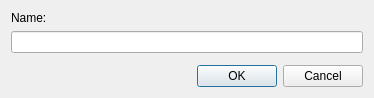
Before: the Qt Designer form ui/editors/paymentmethodeditor.ui in koromodako/picsou, drawn with Qt 5.
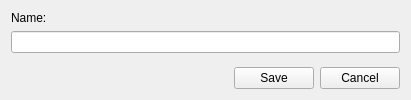
After: the same form once the commit is applied. Icons and pictures are not drawn.

Patch:
```diff
--- a/ui/editors/paymentmethodeditor.ui
+++ b/ui/editors/paymentmethodeditor.ui
@@ -6,10 +6,16 @@
    <rect>
     <x>0</x>
     <y>0</y>
-    <width>374</width>
-    <height>98</height>
+    <width>411</width>
+    <height>100</height>
    </rect>
   </property>
+  <property name="sizePolicy">
+   <sizepolicy hsizetype="Maximum" vsizetype="Maximum">
+    <horstretch>0</horstretch>
+    <verstretch>0</verstretch>
+   </sizepolicy>
+  </property>
   <property name="windowTitle">
    <string>Form</string>
   </property>
@@ -38,11 +44,43 @@
     </spacer>
    </item>
    <item>
-    <widget class="QDialogButtonBox" name="buttons">
-     <property name="standardButtons">
-      <set>QDialogButtonBox::Cancel|QDialogButtonBox::Ok</set>
-     </property>
-    </widget>
+    <layout class="QHBoxLayout" name="horizontalLayout">
+     <item>
+      <spacer name="hspacer">
+       <property name="orientation">
+        <enum>Qt::Horizontal</enum>
+       </property>
+       <property name="sizeHint" stdset="0">
+        <size>
+         <width>40</width>
+         <height>20</height>
+        </size>
+       </property>
+      </spacer>
+     </item>
+     <item>
+      <widget class="QPushButton" name="save">
+       <property name="text">
+        <string>Save</string>
+       </property>
+       <property name="icon">
+        <iconset resource="../../picsou.qrc">
+         <normaloff>:/resources/MaterialDesign-SVG/svg/check.svg</normaloff>:/resources/MaterialDesign-SVG/svg/check.svg</iconset>
+       </property>
+      </widget>
+     </item>
+     <item>
+      <widget class="QPushButton" name="cancel">
+       <property name="text">
+        <string>Cancel</string>
+       </property>
+       <property name="icon">
+        <iconset resource="../../picsou.qrc">
+         <normaloff>:/resources/MaterialDesign-SVG/svg/cancel.svg</normaloff>:/resources/MaterialDesign-SVG/svg/cancel.svg</iconset>
+       </property>
+      </widget>
+     </item>
+    </layout>
    </item>
   </layout>
  </widget>
```
Left out of the diff: 7 changed lines with no effect on the pictures.
